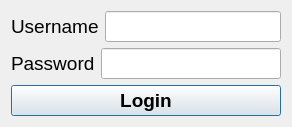
First picture: the form in logindialog.ui, repository jerry871002/OOP-Final-Project, before the edit.
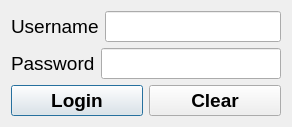
Second picture: the form after the edit.

Diff of the .ui file:
```diff
--- a/logindialog.ui
+++ b/logindialog.ui
@@ -56,6 +56,8 @@
      </item>
     </layout>
    </item>
+   <item>
+    <layout class="QHBoxLayout" name="horizontalLayout_3">
    <item>
     <widget class="QPushButton" name="pushButton_login">
      <property name="enabled">
@@ -81,6 +83,22 @@
       <bool>false</bool>
      </property>
     </widget>
+     </item>
+     <item>
+      <widget class="QPushButton" name="pushButton_clear">
+       <property name="font">
+        <font>
+         <pointsize>14</pointsize>
+         <weight>75</weight>
+         <bold>true</bold>
+        </font>
+       </property>
+       <property name="text">
+        <string>Clear</string>
+       </property>
+      </widget>
+     </item>
+    </layout>
    </item>
   </layout>
  </widget>
```
Left out of the diff: 3 changed lines with no effect on the pictures. Lines whose indentation alone changed are shown as unchanged.
